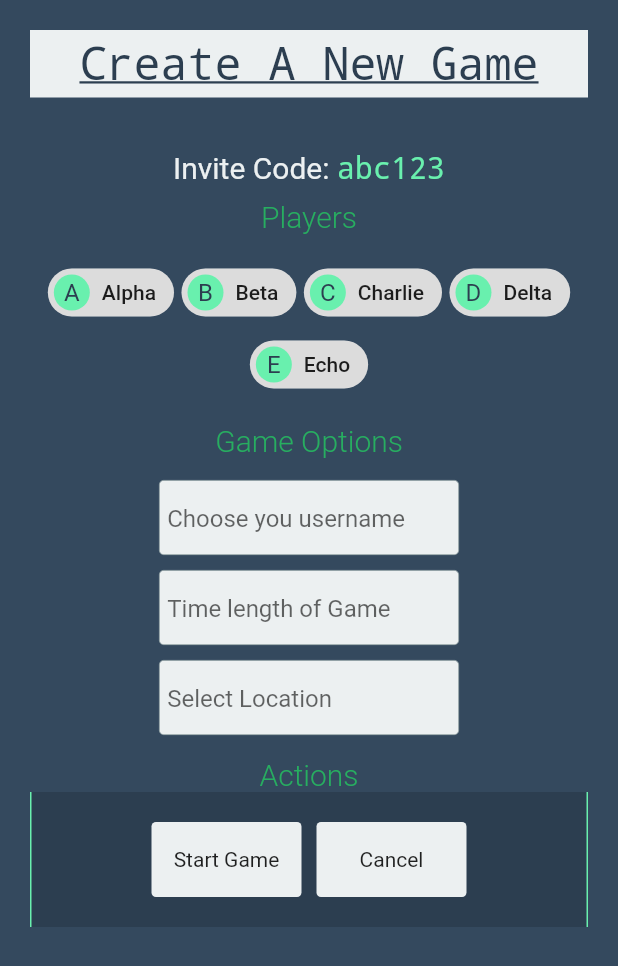
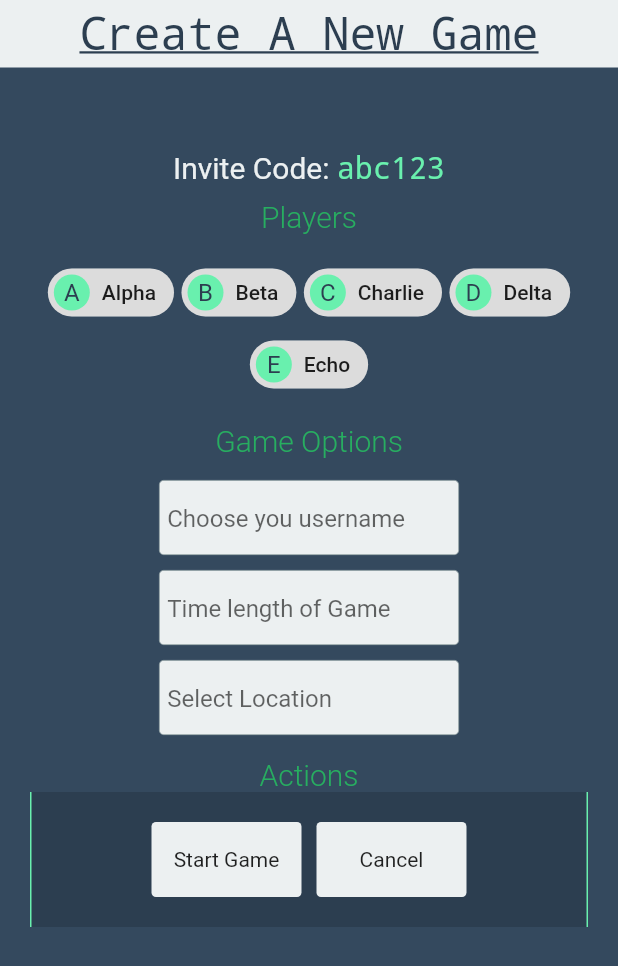
Before and after one commit to lopezhansel/spy-game, a Flutter app: the screen it shows after launch, after a tap on "New Game", on a phone screen of 412 x 824 dp. Shown: the top 966 px of the screen. Run offline on Flutter 3.47's test engine with Material 2 defaults, Android fonts, the phone set to English and light mode, and no system bars; Roboto replaces fonts that are missing (Raleway).

Commit message:
update: Move TopHeader to Spyfall page

```diff
--- a/lib/CreateGameSreen/CreateGameScreen.dart
+++ b/lib/CreateGameSreen/CreateGameScreen.dart
@@ -6,7 +6,6 @@ import 'package:hello_world/Shared/BorderContainer.dart';
 import 'package:hello_world/Shared/Navigate.dart';
 import 'package:hello_world/Shared/SpyfallPage.dart';
 import 'package:hello_world/Shared/ActionBar.dart';
-import 'package:hello_world/Shared/TopHeader.dart';
 import 'package:hello_world/Shared/Dividers.dart';
 
 class CreateGameScreen extends StatelessWidget {
@@ -32,9 +31,9 @@ class CreateGameScreen extends StatelessWidget {
     ];
 
     return SpyfallPage(
+      title: title,
       child: Column(
         children: <Widget>[
-          TopHeader(title),
           InviteWidget(accessCode: accessCode),
           SectionDivider("Players"),
           PlayerList(players),
--- a/lib/HomeScreen/HomeScreen.dart
+++ b/lib/HomeScreen/HomeScreen.dart
@@ -1,7 +1,6 @@
 import 'package:flutter/material.dart';
 import 'package:hello_world/Shared/Navigate.dart';
 import 'package:hello_world/Shared/SpyfallPage.dart';
-import 'package:hello_world/Shared/TopHeader.dart';
 import 'package:hello_world/Shared/BorderContainer.dart';
 import 'package:hello_world/Shared/ActionBar.dart';
 
@@ -18,9 +17,9 @@ class HomeScreen extends StatelessWidget {
     ];
 
     return SpyfallPage(
+      title: title,
       child: Column(
         children: <Widget>[
-          TopHeader(title),
           BorderContainer(
             child: ActionBar(menuItems),
           ),
--- a/lib/InvitationScreen/InvitationScreen.dart
+++ b/lib/InvitationScreen/InvitationScreen.dart
@@ -2,9 +2,11 @@ import 'package:flutter/material.dart';
 import 'package:hello_world/Shared/SpyfallPage.dart';
 
 class InvitationScreen extends StatelessWidget {
+  String title = "Invite";
   @override
   Widget build(BuildContext context) {
     return SpyfallPage(
+      title: title,
       child: Text('Invitation Screen'),
     );
   }
--- a/lib/JoinGameScreen/JoinGameScreen.dart
+++ b/lib/JoinGameScreen/JoinGameScreen.dart
@@ -3,7 +3,6 @@ import 'package:hello_world/Shared/Dividers.dart';
 import 'package:hello_world/Shared/Navigate.dart';
 import 'package:hello_world/Shared/SpyfallPage.dart';
 import 'package:hello_world/Shared/InputField.dart';
-import 'package:hello_world/Shared/TopHeader.dart';
 import 'package:hello_world/Shared/BorderContainer.dart';
 import 'package:hello_world/Shared/ActionBar.dart';
 
@@ -20,9 +19,9 @@ class JoinGameScreen extends StatelessWidget {
     ];
 
     return SpyfallPage(
+      title: title,
       child: Column(
         children: <Widget>[
-          TopHeader(title),
           SectionDivider('Game Info'),
           InputField(placeHolder: 'Enter Access Code'),
           InputField(placeHolder: 'Enter Your Name'),
--- a/lib/Shared/SpyfallPage.dart
+++ b/lib/Shared/SpyfallPage.dart
@@ -1,18 +1,39 @@
 import 'package:flutter/material.dart';
 import 'package:hello_world/Shared/Styles.dart';
+import 'package:hello_world/Shared/TopHeader.dart';
 
 class SpyfallPage extends StatelessWidget {
+  static EdgeInsets padding = EdgeInsets.all(20);
   final Widget child;
+  final String title;
 
-  SpyfallPage({this.child});
+  SpyfallPage({this.child, this.title = ""});
+
+  Widget get body {
+    bool noTitle = title.length == 0;
+    return noTitle
+        ? child
+        : Column(
+            children: <Widget>[
+              TopHeader(title),
+              Container(
+                alignment: Alignment(0.0, 0.0),
+                padding: padding,
+                child: child,
+              ),
+            ],
+          );
+  }
 
   @override
   Widget build(BuildContext context) {
+    bool hasTitle = title.length > 0;
+
     return Container(
+      padding: hasTitle ? EdgeInsets.all(0) : padding,
       color: MyColors.wetAsphalt,
       alignment: Alignment(0.0, 0.0),
-      padding: EdgeInsets.all(20),
-      child: child,
+      child: body,
     );
   }
 }
```
